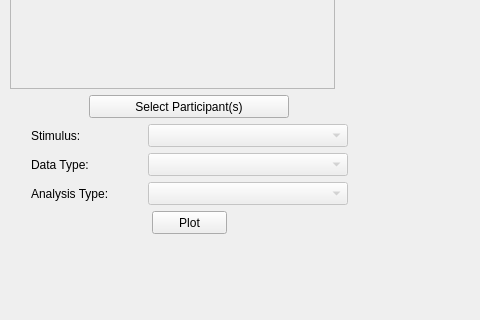
First picture: the form in src/main/app_gui.ui, repository ks061/eye-tracking-visualizer, before the edit; both pictures show x 0 to 480 and y 454 to 774 of the 1089 by 774 pixel window.
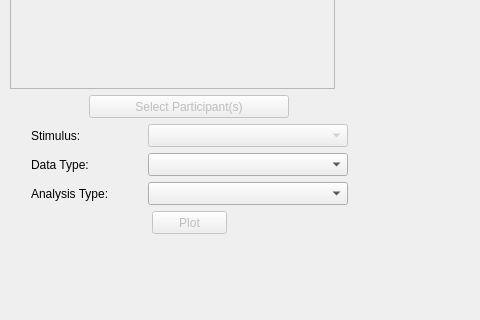
Second picture: the form after the edit.

Diff of the .ui file:
```diff
--- a/src/main/app_gui.ui
+++ b/src/main/app_gui.ui
@@ -271,6 +271,9 @@
        </item>
        <item alignment="Qt::AlignHCenter">
         <widget class="QPushButton" name="participant_selection_button">
+         <property name="enabled">
+          <bool>false</bool>
+         </property>
          <property name="minimumSize">
           <size>
            <width>200</width>
@@ -354,7 +357,7 @@
          <item>
           <widget class="QComboBox" name="data_type_menu">
            <property name="enabled">
-            <bool>false</bool>
+            <bool>true</bool>
            </property>
            <property name="minimumSize">
             <size>
@@ -396,7 +399,7 @@
          <item>
           <widget class="QComboBox" name="analysis_type_menu">
            <property name="enabled">
-            <bool>false</bool>
+            <bool>true</bool>
            </property>
            <property name="minimumSize">
             <size>
@@ -416,6 +419,9 @@
        </item>
        <item alignment="Qt::AlignHCenter">
         <widget class="QPushButton" name="plot_button">
+         <property name="enabled">
+          <bool>false</bool>
+         </property>
          <property name="minimumSize">
           <size>
            <width>75</width>
```
